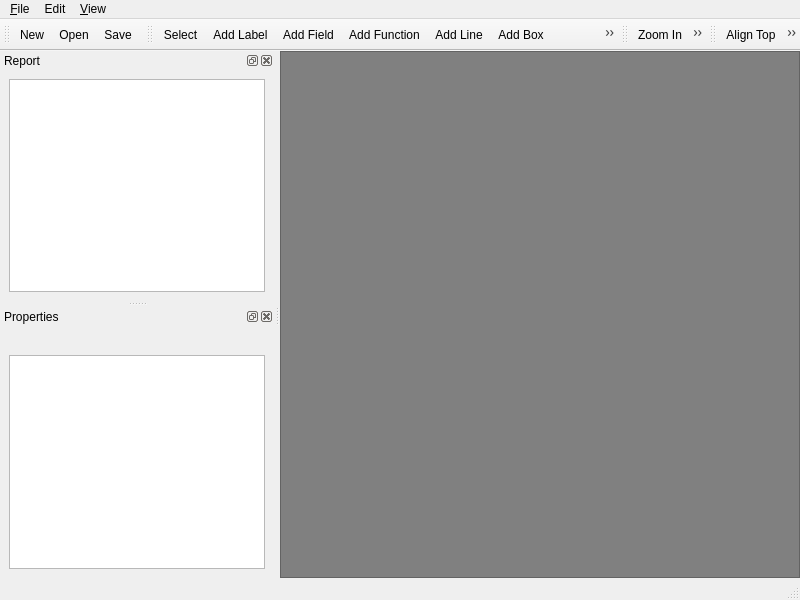
Old version of the form designer/fd.ui in the repository shulai/franq.
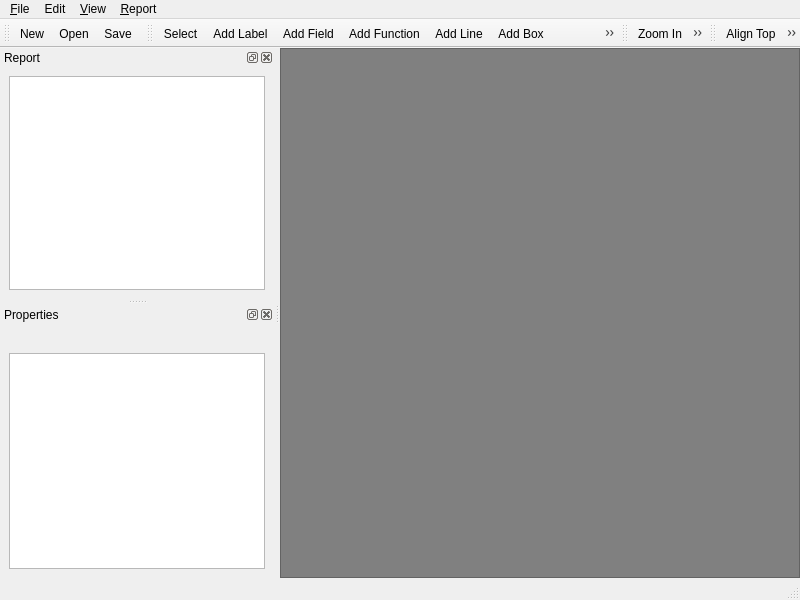
New version of the form. Icons and pictures are not drawn.

Commit message: Start code generation

Diff of the .ui file:
```diff
--- a/designer/fd.ui
+++ b/designer/fd.ui
@@ -67,9 +67,16 @@
     <addaction name="actionAlign_Center"/>
     <addaction name="actionAlign_Right"/>
    </widget>
+   <widget class="QMenu" name="menu_Report">
+    <property name="title">
+     <string>&amp;Report</string>
+    </property>
+    <addaction name="action_Generate"/>
+   </widget>
    <addaction name="menu_File"/>
    <addaction name="menuEdit"/>
    <addaction name="menu_View"/>
+   <addaction name="menu_Report"/>
   </widget>
   <widget class="QStatusBar" name="statusbar"/>
   <widget class="QDockWidget" name="dockWidget">
@@ -129,12 +136,15 @@
    <property name="minimumSize">
     <size>
      <width>0</width>
-     <height>32</height>
+     <height>0</height>
     </size>
    </property>
    <property name="windowTitle">
     <string>toolBar</string>
    </property>
+   <property name="toolButtonStyle">
+    <enum>Qt::ToolButtonFollowStyle</enum>
+   </property>
    <attribute name="toolBarArea">
     <enum>TopToolBarArea</enum>
    </attribute>
@@ -149,6 +159,9 @@
    <property name="windowTitle">
     <string>toolBar_2</string>
    </property>
+   <property name="toolButtonStyle">
+    <enum>Qt::ToolButtonFollowStyle</enum>
+   </property>
    <attribute name="toolBarArea">
     <enum>TopToolBarArea</enum>
    </attribute>
```
Left out of the diff: 24 changed lines with no effect on the pictures. The commit also changes 2 other files.
